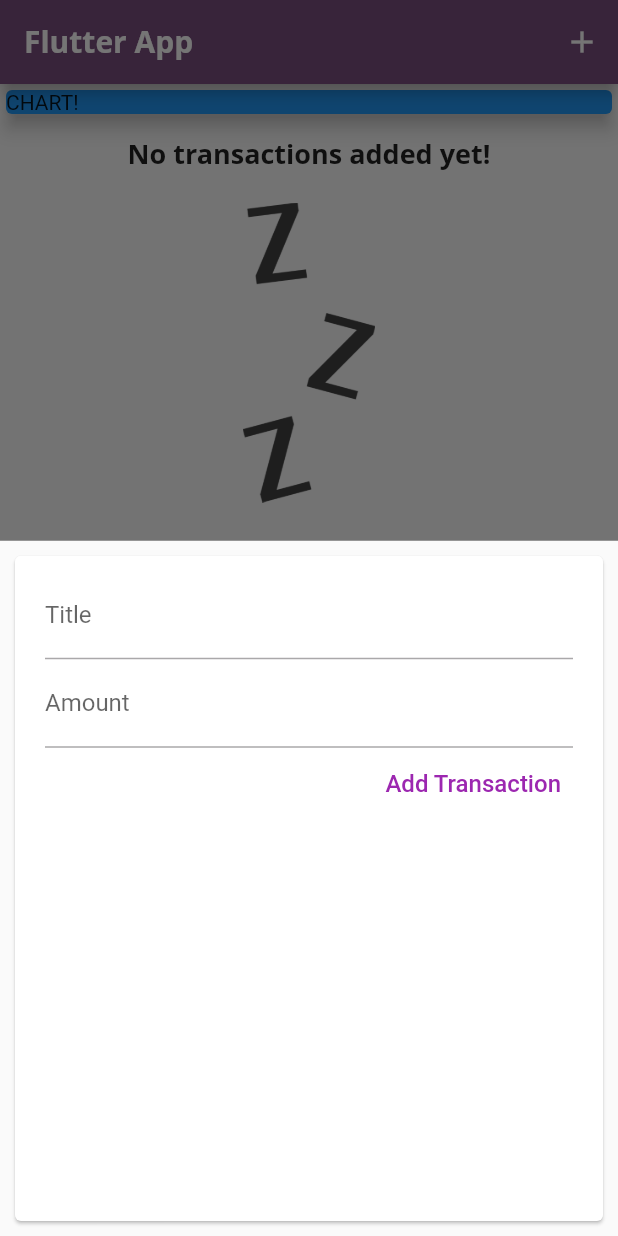
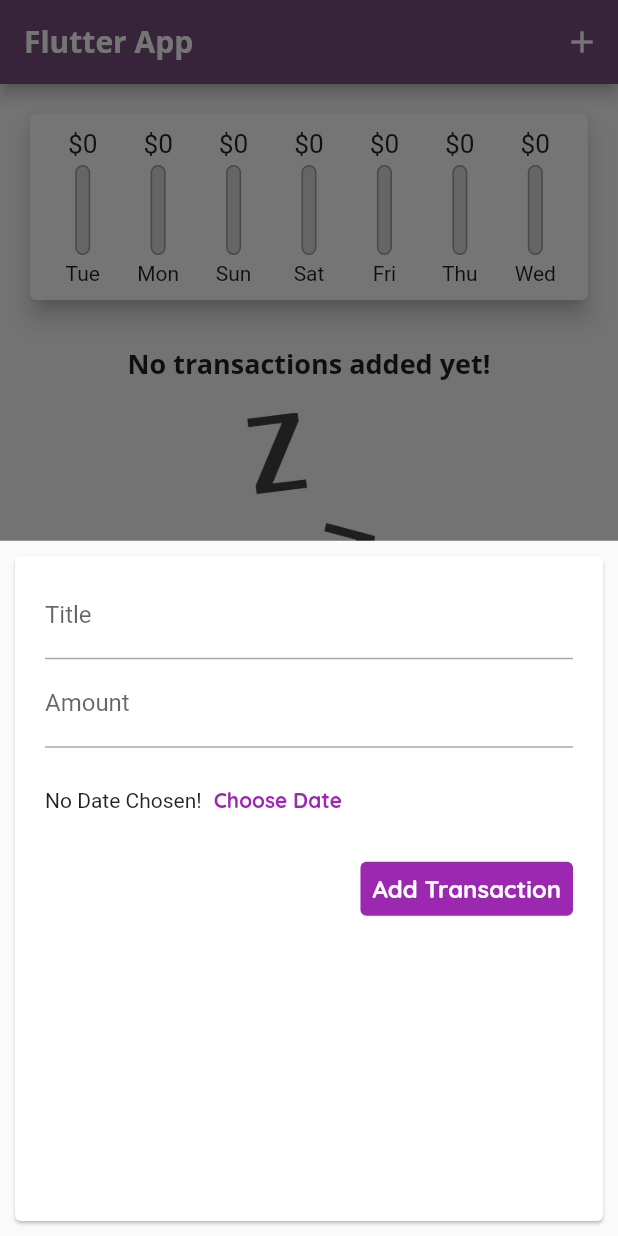
Before and after one commit to tranvuongduy2003/transactions_app, a Flutter app: the screen it shows after launch, after a tap on the "add" icon, on a phone screen of 412 x 824 dp. Run offline on Flutter 3.47's test engine with Material 2 defaults, Android fonts, the phone set to English and light mode, and no system bars; Roboto replaces fonts that are missing (Open Sans).

Commit message:
optimize UI

```diff
--- a/lib/main.dart
+++ b/lib/main.dart
@@ -4,6 +4,7 @@ import 'package:shopping_app/widgets/new_transaction.dart';
 import './widgets/new_transaction.dart';
 import './widgets/transaction_list.dart';
 import './models/transaction.dart';
+import './widgets/chart.dart';
 
 void main() {
   return runApp(MyApp());
@@ -21,10 +22,13 @@ class MyApp extends StatelessWidget {
               seedColor: Colors.purple, secondary: Colors.amber),
           fontFamily: 'Quicksand',
           textTheme: ThemeData.light().textTheme.copyWith(
-                  titleLarge: TextStyle(
+              titleLarge: TextStyle(
                 fontFamily: 'Open Sans',
                 fontSize: 18,
                 fontWeight: FontWeight.bold,
+              ),
+              labelLarge: TextStyle(
+                color: Colors.white,
               )),
           appBarTheme: AppBarTheme(
             titleTextStyle: TextStyle(
@@ -52,6 +56,13 @@ class _MyHomePageState extends State<MyHomePage> {
     //     amount: 16.53,
     //     date: DateTime.now()),
   ];
+
+  List<Transaction> get _recentTransactions {
+    return _userTransactions.where((transaction) {
+      return transaction.date
+          .isAfter(DateTime.now().subtract(Duration(days: 7)));
+    }).toList();
+  }
 
   void _addNewTransaction(String transactionTitle, double transactionAmount) {
     final newTransaction = Transaction(
@@ -94,14 +105,7 @@ class _MyHomePageState extends State<MyHomePage> {
           // mainAxisAlignment: MainAxisAlignment.spaceEvenly,
           crossAxisAlignment: CrossAxisAlignment.stretch,
           children: <Widget>[
-            Container(
-              width: double.infinity,
-              child: const Card(
-                color: Colors.blue,
-                elevation: 5,
-                child: Text('CHART!'),
-              ),
-            ),
+            Chart(_userTransactions),
             TransactionList(_userTransactions),
           ],
         ),
--- /dev/null
+++ b/lib/widgets/chart.dart
@@ -0,0 +1,57 @@
+import 'package:flutter/material.dart';
+import 'package:intl/intl.dart';
+import './chart_bar.dart';
+
+import '../models/transaction.dart';
+
+class Chart extends StatelessWidget {
+  List<Transaction> recentTransactions;
+
+  Chart(this.recentTransactions);
+
+  List<Map<String, Object>> get groupedTransactionValues {
+    return List.generate(7, (index) {
+      final weekDay = DateTime.now().subtract(Duration(days: index));
+
+      var totalAmount = 0.0;
+
+      for (int i = 0; i < recentTransactions.length; i++) {
+        if (recentTransactions[i].date.day == weekDay.day &&
+            recentTransactions[i].date.month == weekDay.month &&
+            recentTransactions[i].date.year == weekDay.year) {
+          totalAmount += recentTransactions[i].amount;
+        }
+      }
+
+      return {'day': DateFormat.E().format(weekDay), 'amount': totalAmount};
+    });
+  }
+
+  double get totalSpending {
+    return groupedTransactionValues.fold(0.0, (sum, item) {
+      return sum + (item['amount'] as double);
+    });
+  }
+
+  @override
+  Widget build(BuildContext context) {
+    return Card(
+        elevation: 6,
+        margin: EdgeInsets.all(20),
+        child: Padding(
+          padding: EdgeInsets.all(10),
+          child: Row(
+              mainAxisAlignment: MainAxisAlignment.spaceAround,
+              children: groupedTransactionValues.map((data) {
+                return Flexible(
+                    fit: FlexFit.tight,
+                    child: ChartBar(
+                        data['day'] as String,
+                        data['amount'] as double,
+                        totalSpending == 0.0
+                            ? 0.0
+                            : (data['amount'] as double) / totalSpending));
+              }).toList()),
+        ));
+  }
+}
--- /dev/null
+++ b/lib/widgets/chart_bar.dart
@@ -0,0 +1,52 @@
+import 'package:flutter/material.dart';
+
+class ChartBar extends StatelessWidget {
+  final String label;
+  final double spendingAmount;
+  final double spendingPctOfTotal;
+
+  ChartBar(this.label, this.spendingAmount, this.spendingPctOfTotal);
+
+  @override
+  Widget build(BuildContext context) {
+    return Column(
+      children: <Widget>[
+        Container(
+          height: 20,
+          child: FittedBox(
+            child: Text('\$${spendingAmount.toStringAsFixed(0)}'),
+          ),
+        ),
+        SizedBox(
+          height: 4,
+        ),
+        Container(
+          height: 60,
+          width: 10,
+          child: Stack(
+            children: <Widget>[
+              Container(
+                decoration: BoxDecoration(
+                  border: Border.all(color: Colors.grey, width: 1.0),
+                  color: Color.fromRGBO(220, 220, 220, 1),
+                  borderRadius: BorderRadius.circular(10),
+                ),
+              ),
+              FractionallySizedBox(
+                heightFactor: spendingPctOfTotal,
+                child: Container(
+                  decoration: BoxDecoration(
+                    color: Theme.of(context).primaryColor,
+                    borderRadius: BorderRadius.circular(10),
+                  ),
+                ),
+              )
+            ],
+          ),
+        ),
+        SizedBox(height: 4),
+        Text(label),
+      ],
+    );
+  }
+}
--- a/lib/widgets/new_transaction.dart
+++ b/lib/widgets/new_transaction.dart
@@ -46,11 +46,31 @@ class _NewTransactionState extends State<NewTransaction> {
               keyboardType: TextInputType.number,
               // onSubmitted: (_) => submitData(),
             ),
+            Container(
+              height: 70,
+              child: Row(
+                children: <Widget>[
+                  Text('No Date Chosen!'),
+                  TextButton(
+                      onPressed: () {},
+                      child: Text('Choose Date',
+                          style: TextStyle(
+                              color: Theme.of(context).primaryColor,
+                              fontWeight: FontWeight.bold))),
+                ],
+              ),
+            ),
             TextButton(
                 onPressed: submitData,
-                child: const Text(
+                style: ButtonStyle(
+                    backgroundColor: MaterialStateProperty.all(
+                        Theme.of(context).primaryColor)),
+                child: Text(
                   'Add Transaction',
-                  style: TextStyle(fontSize: 16, color: Colors.purple),
+                  style: TextStyle(
+                      fontWeight: FontWeight.bold,
+                      fontSize: 16,
+                      color: Theme.of(context).textTheme.labelLarge?.color),
                 ))
           ],
         ),
--- a/lib/widgets/transaction_list.dart
+++ b/lib/widgets/transaction_list.dart
@@ -60,7 +60,9 @@ class TransactionList extends StatelessWidget {
               children: <Widget>[
                 Text('No transactions added yet!',
                     style: Theme.of(context).textTheme.titleLarge),
-                SizedBox(height: 20,),
+                SizedBox(
+                  height: 20,
+                ),
                 Container(
                     height: 200,
                     child: Image.asset(
@@ -73,44 +75,25 @@ class TransactionList extends StatelessWidget {
               itemCount: transactions.length,
               itemBuilder: (context, index) {
                 return Card(
-                  child: Row(
-                    children: <Widget>[
-                      Container(
-                        margin: EdgeInsets.symmetric(
-                          vertical: 10,
-                          horizontal: 15,
-                        ),
-                        decoration: BoxDecoration(
-                          border: Border.all(
-                            color: Theme.of(context).primaryColor,
-                            width: 2,
+                    margin: EdgeInsets.symmetric(vertical: 8, horizontal: 5),
+                    child: ListTile(
+                      leading: CircleAvatar(
+                        radius: 30,
+                        child: Padding(
+                          padding: EdgeInsets.all(6),
+                          child: FittedBox(
+                            child: Text(
+                                '\$${transactions[index].amount.toString()}'),
                           ),
                         ),
-                        padding: EdgeInsets.all(10),
-                        child: Text(
-                            '\$${transactions[index].amount.toStringAsFixed(2)}',
-                            style: TextStyle(
-                                fontWeight: FontWeight.bold,
-                                fontSize: 20,
-                                color: Theme.of(context).primaryColor)),
                       ),
-                      Column(
-                        crossAxisAlignment: CrossAxisAlignment.start,
-                        children: <Widget>[
-                          Text(
-                            transactions[index].title,
-                            style: Theme.of(context).textTheme.titleLarge,
-                          ),
-                          Text(
-                              DateFormat.yMd().format(transactions[index].date),
-                              style: TextStyle(
-                                color: Colors.grey,
-                              ))
-                        ],
-                      )
-                    ],
-                  ),
-                );
+                      title: Text(
+                        transactions[index].title,
+                        style: Theme.of(context).textTheme.titleLarge,
+                      ),
+                      subtitle: Text(
+                          DateFormat.yMMMd().format(transactions[index].date)),
+                    ));
               }),
     );
   }
```
